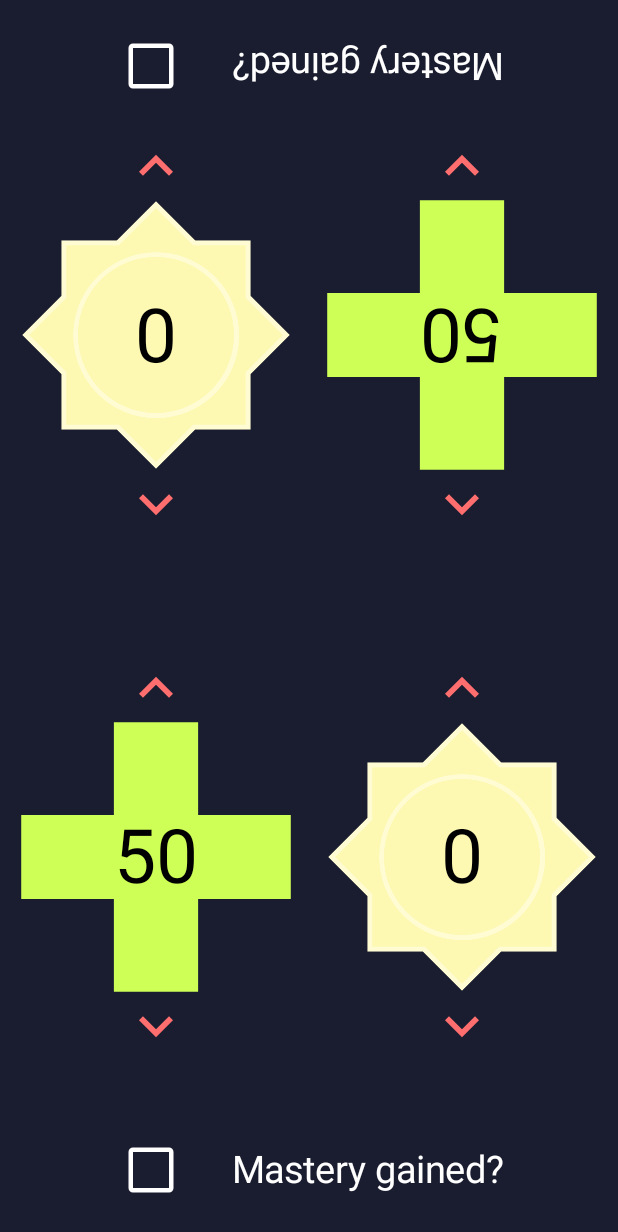
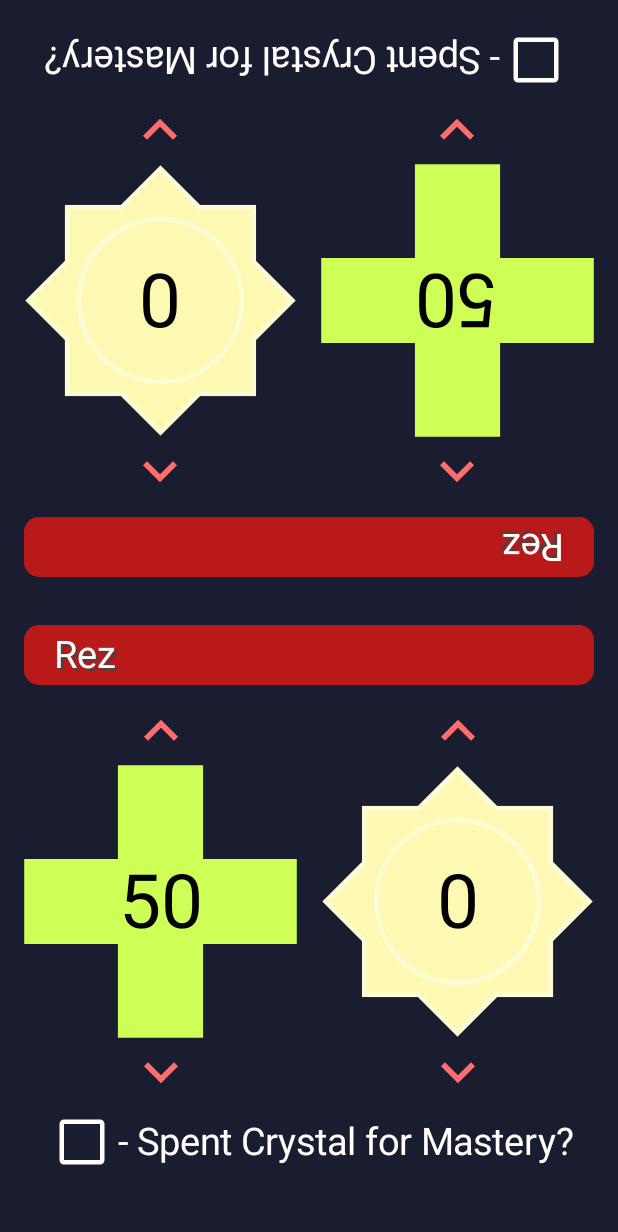
Before and after one commit to kjemison/shards-of-infinity-companion, an Android app built with Jetpack Compose: the screen it shows after launch (MainActivity), on a phone screen of 412 x 824 dp. Shown: the top 1232 px of the screen. Run offline under Robolectric (Android 15) with nearby library versions, the phone set to English and light mode, and no system bars.

Commit message:
Update condensed code

```diff
--- /dev/null
+++ b/app/src/main/java/com/example/shardsofinfinityhelper/CharacterPicker.kt
@@ -0,0 +1 @@
+package com.example.shardsofinfinityhelper
--- a/app/src/main/java/com/example/shardsofinfinityhelper/MainActivity.kt
+++ b/app/src/main/java/com/example/shardsofinfinityhelper/MainActivity.kt
@@ -11,15 +11,14 @@ import androidx.compose.foundation.layout.Box
 import androidx.compose.foundation.layout.Column
 import androidx.compose.foundation.layout.Row
 import androidx.compose.foundation.layout.Spacer
-import androidx.compose.foundation.layout.fillMaxHeight
 import androidx.compose.foundation.layout.fillMaxSize
 import androidx.compose.foundation.layout.fillMaxWidth
 import androidx.compose.foundation.layout.height
+import androidx.compose.foundation.layout.offset
 import androidx.compose.foundation.layout.padding
-import androidx.compose.foundation.layout.size
 import androidx.compose.foundation.layout.width
+import androidx.compose.foundation.shape.RoundedCornerShape
 import androidx.compose.material.Checkbox
-import androidx.compose.material.CheckboxColors
 import androidx.compose.material.CheckboxDefaults
 import androidx.compose.material.Text
 import androidx.compose.runtime.Composable
@@ -28,18 +27,20 @@ import androidx.compose.runtime.mutableStateOf
 import androidx.compose.runtime.remember
 import androidx.compose.runtime.setValue
 import androidx.compose.ui.Alignment
+import androidx.compose.ui.Alignment.Companion.CenterHorizontally
 import androidx.compose.ui.Alignment.Companion.CenterVertically
 import androidx.compose.ui.Modifier
+import androidx.compose.ui.draw.alpha
 import androidx.compose.ui.draw.rotate
 import androidx.compose.ui.draw.scale
 import androidx.compose.ui.graphics.Color
 import androidx.compose.ui.res.colorResource
 import androidx.compose.ui.res.painterResource
+import androidx.compose.ui.res.stringResource
 import androidx.compose.ui.tooling.preview.Preview
 import androidx.compose.ui.unit.dp
 import androidx.compose.ui.unit.sp
 
-const val iconSize: Int = 180
 val arrowHeightModifier = Modifier
 	.height(45.dp)
 
@@ -47,68 +48,61 @@ class MainActivity : ComponentActivity() {
 	override fun onCreate(savedInstanceState: Bundle?) {
 		super.onCreate(savedInstanceState)
 		setContent {
-			PlayerScreen()
+			Players()
 		}
 	}
 }
 
 @Composable
-fun PlayerScreen() {
+fun HealthIconWithInfo(
+	player: Player,
+	modifier: Modifier = Modifier,
+	icon: @Composable () -> Unit
+) {
+	var playerHealth by remember {
+		mutableStateOf(player.health)
+	}
+
 	Column(
-		verticalArrangement = Arrangement.SpaceBetween,
-		modifier = Modifier
-			.fillMaxSize()
-			.background(color = colorResource(id = R.color.background))
+		modifier = modifier,
+		horizontalAlignment = CenterHorizontally
 	) {
-		val player1 = Player("player1")
-		val player2 = Player("player2")
-
-		PlayerArea(player = player1, modifier = Modifier.rotate(180f))
-		PlayerArea(player = player2)
+		Arrow(R.drawable.baseline_keyboard_arrow_up_24_red) {
+			playerHealth = player.addHealth()
+		}
+		Box(contentAlignment = Alignment.Center) {
+			icon()
+			PlayerValue(playerHealth)
+		}
+		Arrow(R.drawable.baseline_keyboard_arrow_down_24_red) {
+			playerHealth = player.subtractHealth()
+		}
 	}
 }
 
 @Composable
-fun PlayerArea(player: Player, modifier: Modifier = Modifier) {
+fun MasteryIconWithInfo(
+	player: Player,
+	modifier: Modifier = Modifier,
+	icon: @Composable () -> Unit
+) {
+	var playerMastery by remember {
+		mutableStateOf(player.mastery)
+	}
+
 	Column(
 		modifier = modifier,
-		verticalArrangement = Arrangement.Center
+		horizontalAlignment = CenterHorizontally
 	) {
-		Row(
-			horizontalArrangement = Arrangement.SpaceEvenly,
-			modifier = Modifier
-				.height(300.dp)
-				.fillMaxWidth()
-		) {
-			HealthIconWithInfo(player = player, modifier)
-			MasteryIconWithInfo(player = player, modifier)
-
+		Arrow(R.drawable.baseline_keyboard_arrow_up_24_red) {
+			playerMastery = player.addMastery()
 		}
-		Row(
-			modifier = modifier
-				.fillMaxWidth()
-				.padding(top = 20.dp, bottom = 20.dp),
-			horizontalArrangement = Arrangement.Center
-		) {
-			var selected by remember { mutableStateOf(false) }
-			Checkbox(
-				modifier = modifier
-					.scale(1.5f)
-					.align(CenterVertically),
-				checked = selected,
-				onCheckedChange = { selected = it },
-				colors = CheckboxDefaults.colors(
-					uncheckedColor = Color.White,
-					checkedColor = Color.White
-				)
-			)
-			Spacer(modifier = Modifier.width(30.dp))
-			Text(
-				modifier = modifier.align(CenterVertically),
-				text = "Mastery gained?",
-				color = Color.White,
-				fontSize = 25.sp
-			)
+		Box(contentAlignment = Alignment.Center) {
+			icon()
+			PlayerValue(playerMastery)
+		}
+		Arrow(R.drawable.baseline_keyboard_arrow_down_24_red) {
+			playerMastery = player.subtractMastery()
 		}
 	}
 }
@@ -123,93 +117,10 @@ fun PlayerValue(value: Int, modifier: Modifier = Modifier) {
 }
 
 @Composable
-fun HealthIconWithInfo(player: Player, modifier: Modifier = Modifier) {
-	var playerHealth by remember {
-		mutableStateOf(player.health)
-	}
-	Column(
-		modifier = modifier
-			.width(200.dp)
-			.fillMaxHeight(),
-		horizontalAlignment = Alignment.CenterHorizontally
-	) {
-		Arrow(R.drawable.baseline_keyboard_arrow_up_24_red) {
-			if (player.name == "player1") {
-				if (playerHealth != 0) playerHealth -= 1
-			} else {
-				if (playerHealth != 50) playerHealth += 1
-			}
-		}
-		Box {
-			HealthIcon()
-			if (player.name == "player1") {
-				PlayerValue(
-					playerHealth,
-					Modifier
-						.align(Alignment.Center)
-						.rotate(180f)
-				)
-			} else {
-				PlayerValue(playerHealth, modifier.align(Alignment.Center))
-			}
-		}
-		Arrow(R.drawable.baseline_keyboard_arrow_down_24_red) {
-			if (player.name == "player1") {
-				if (playerHealth != 50) playerHealth += 1
-			} else {
-				if (playerHealth != 0) playerHealth -= 1
-			}
-		}
-	}
-}
-
-@Composable
-fun MasteryIconWithInfo(player: Player, modifier: Modifier = Modifier) {
-	var playerMastery by remember {
-		mutableStateOf(player.mastery)
-	}
-	Column(
-		modifier = modifier
-			.width(200.dp)
-			.fillMaxHeight(),
-		horizontalAlignment = Alignment.CenterHorizontally
-	)
-	{
-		Arrow(R.drawable.baseline_keyboard_arrow_up_24_red) {
-			if (player.name == "player1") {
-				if (playerMastery != 0) playerMastery -= 1
-			} else {
-				if (playerMastery != 30) playerMastery += 1
-			}
-		}
-		Box {
-			MasteryIcon()
-			if (player.name == "player1") {
-				PlayerValue(
-					playerMastery,
-					Modifier
-						.align(Alignment.Center)
-						.rotate(180f))
-			} else {
-				PlayerValue(playerMastery, modifier.align(Alignment.Center))
-			}
-		}
-		Arrow(R.drawable.baseline_keyboard_arrow_down_24_red) {
-			if (player.name == "player1") {
-				if (playerMastery != 30) playerMastery += 1
-			} else {
-				if (playerMastery != 0) playerMastery -= 1
-			}
-		}
-	}
-}
-
-@Composable
 fun HealthIcon(modifier: Modifier = Modifier) {
 	Image(
 		painter = painterResource(id = R.drawable.shards_of_infinity_hp),
 		contentDescription = null,
-		modifier.size(iconSize.dp)
 	)
 }
 
@@ -218,12 +129,15 @@ fun MasteryIcon(modifier: Modifier = Modifier) {
 	Image(
 		painter = painterResource(id = R.drawable.shards_of_infinity_mastery),
 		contentDescription = null,
-		modifier.size(iconSize.dp)
 	)
 }
 
 @Composable
-fun Arrow(paint: Int, modifier: Modifier = Modifier, onClick: () -> Unit) {
+fun Arrow(
+	paint: Int,
+	modifier: Modifier = Modifier,
+	onClick: () -> Unit
+) {
 	Image(
 		painter = painterResource(id = paint),
 		contentDescription = null,
@@ -235,8 +149,128 @@ fun Arrow(paint: Int, modifier: Modifier = Modifier, onClick: () -> Unit) {
 	)
 }
 
+@Composable
+fun CharacterBanner(character: String, characterColor: Int) {
+	Row(
+		modifier = Modifier
+			.padding(start = 16.dp, top = 16.dp, bottom = 0.dp, end = 16.dp)
+			.fillMaxWidth()
+			.height(40.dp)
+			.background(
+				color = colorResource(id = characterColor),
+				shape = RoundedCornerShape(10.dp)
+			)
+			.padding(start = 20.dp),
+		horizontalArrangement = Arrangement.Start,
+		verticalAlignment = CenterVertically
+	) {
+		Box() {
+			Text(
+				text = character,
+				color = Color.DarkGray,
+				fontSize = 25.sp,
+				modifier = Modifier
+					.offset(
+						x = 2.dp,
+						y = 2.dp
+					)
+					.alpha(0.75f)
+			)
+			Text(
+				text = character,
+				fontSize = 25.sp,
+				color = Color.White
+			)
+		}
+	}
+}
+
+@Composable
+fun PlayerInfo(player: Player, modifier: Modifier = Modifier) {
+	Column(
+		modifier = modifier
+	) {
+		CharacterBanner(
+			character = stringResource(id = R.string.rez_name),
+			characterColor = R.color.rez_color
+		)
+		Row(
+			modifier = Modifier
+				.padding(start = 16.dp, end = 16.dp, top = 8.dp),
+			horizontalArrangement = Arrangement.SpaceBetween
+		) {
+			HealthIconWithInfo(player = player, Modifier.weight(1f)) { HealthIcon() }
+			Spacer(modifier = Modifier.width(16.dp))
+			MasteryIconWithInfo(player = player, Modifier.weight(1f)) { MasteryIcon() }
+		}
+		Row(
+			horizontalArrangement = Arrangement.Center,
+			verticalAlignment = CenterVertically,
+			modifier = Modifier
+				.align(CenterHorizontally)
+				.padding(bottom = 16.dp)
+		) {
+			var selected by remember { mutableStateOf(false) }
+
+			Checkbox(
+				modifier = Modifier
+					.scale(1.5f)
+					.align(CenterVertically),
+				checked = selected,
+				onCheckedChange = { selected = it },
+				colors = CheckboxDefaults.colors(
+					uncheckedColor = Color.White,
+					checkedColor = Color.White
+				)
+			)
+			Text(
+				modifier = Modifier.align(CenterVertically),
+				text = "- Spent Crystal for Mastery?",
+				color = Color.White,
+				fontSize = 25.sp
+			)
+		}
+	}
+}
+
+@Preview
+@Composable
+fun Players() {
+	val player1 = Player("player1")
+	val player2 = Player("player2")
+	Column(
+		modifier = Modifier
+			.fillMaxSize()
+			.background(color = colorResource(id = R.color.background))
+	) {
+		PlayerInfo(player = player1, modifier = Modifier.rotate(180f))
+		PlayerInfo(player = player2)
+	}
+}
+
 @Preview(showBackground = true)
 @Composable
-fun DefaultPreview() {
-	PlayerScreen()
+fun Characters() {
+	Column() {
+		CharacterBanner(
+			character = stringResource(id = R.string.tetra_name),
+			characterColor = R.color.tetra_color
+		)
+		CharacterBanner(
+			character = stringResource(id = R.string.decima_name),
+			characterColor = R.color.decima_color
+		)
+		CharacterBanner(
+			character = stringResource(id = R.string.ko_syn_wu_name),
+			characterColor = R.color.ko_syn_wu_color
+		)
+		CharacterBanner(
+			character = stringResource(id = R.string.volos_name),
+			characterColor = R.color.volos_color
+		)
+		CharacterBanner(
+			character = stringResource(id = R.string.rez_name),
+			characterColor = R.color.rez_color
+		)
+	}
 }
--- a/app/src/main/res/values/colors.xml
+++ b/app/src/main/res/values/colors.xml
@@ -8,4 +8,9 @@
     <color name="black">#FF000000</color>
     <color name="white">#FFFFFFFF</color>
     <color name="background">#1A1D30</color>
+    <color name="tetra_color">#1b718a</color>
+    <color name="decima_color">#7C764C</color>
+    <color name="rez_color">#B91A19</color>
+    <color name="volos_color">#286846</color>
+    <color name="ko_syn_wu_color">#723B7E</color>
 </resources>
--- a/app/src/main/res/values/strings.xml
+++ b/app/src/main/res/values/strings.xml
@@ -1,3 +1,8 @@
 <resources>
     <string name="app_name">Shards Of Infinity Helper</string>
+    <string name="decima_name">Decima</string>
+    <string name="tetra_name">Tetra</string>
+    <string name="ko_syn_wu_name">Ko Syn Wu</string>
+    <string name="volos_name">Volos</string>
+    <string name="rez_name">Rez</string>
 </resources>
```
Also changed, not shown: app/src/main/java/com/example/shardsofinfinityhelper/Player.kt (+28 -0 lines).
